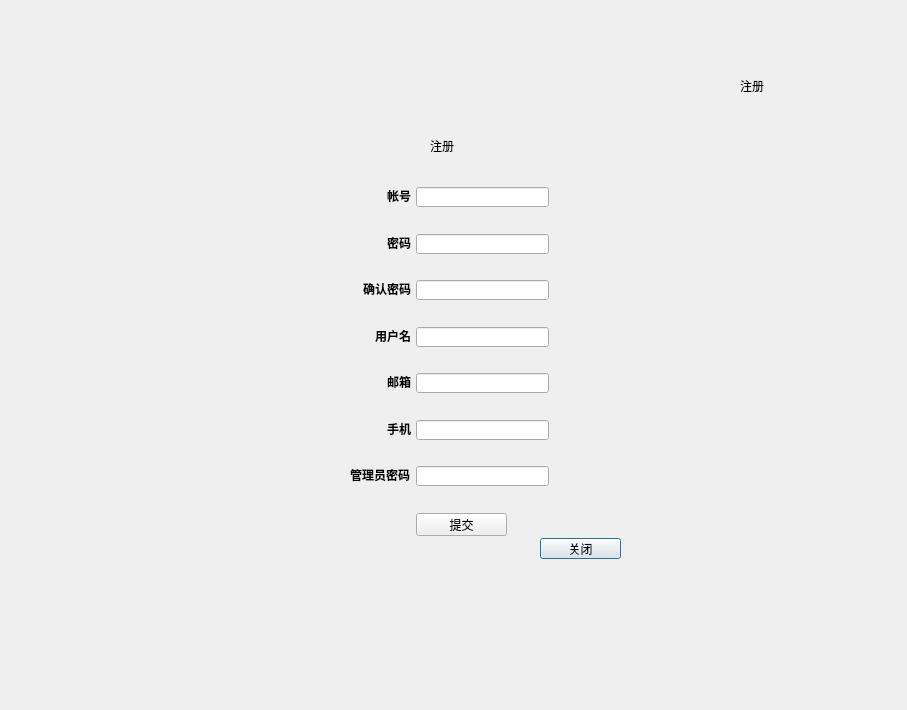
lwher/Library-System, file regist.ui: the form before one commit.
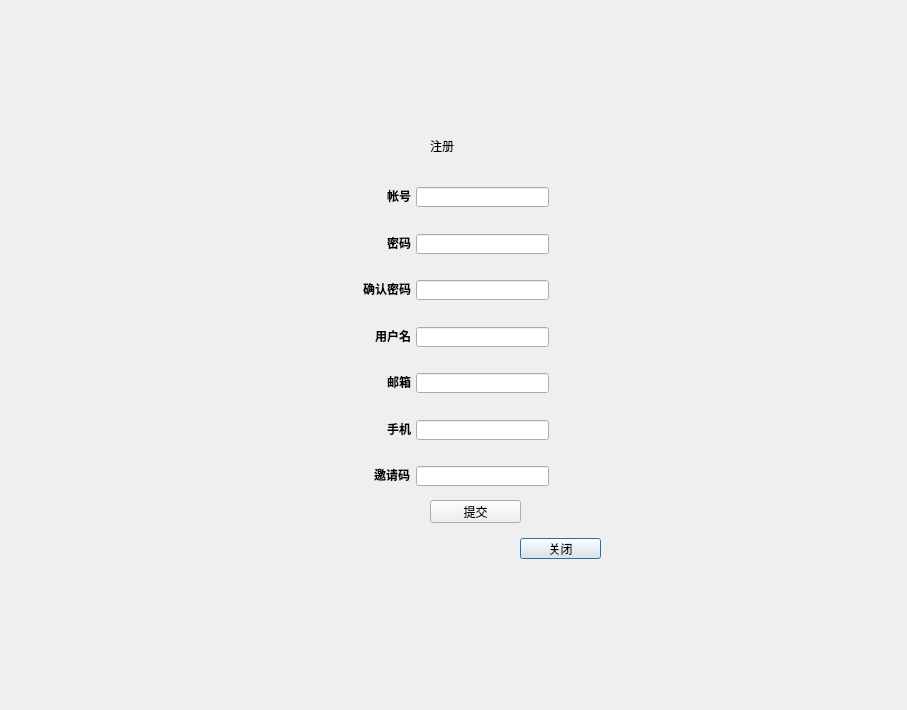
The form after the commit. Icons and pictures are not drawn.

```diff
--- a/regist.ui
+++ b/regist.ui
@@ -67,7 +67,7 @@
     <string notr="true">font: 75 9pt &quot;微软雅黑&quot;;</string>
    </property>
    <property name="text">
-    <string>&lt;html&gt;&lt;head/&gt;&lt;body&gt;&lt;p align=&quot;right&quot;&gt;&lt;span style=&quot; font-weight:600;&quot;&gt;管理员密码&lt;/span&gt;&lt;/p&gt;&lt;/body&gt;&lt;/html&gt;</string>
+    <string>&lt;html&gt;&lt;head/&gt;&lt;body&gt;&lt;p align=&quot;right&quot;&gt;&lt;span style=&quot; font-weight:600;&quot;&gt;邀请码&lt;/span&gt;&lt;/p&gt;&lt;/body&gt;&lt;/html&gt;</string>
    </property>
   </widget>
   <widget class="QLineEdit" name="admin_edit">
@@ -209,7 +209,7 @@
   <widget class="QPushButton" name="exit_but">
    <property name="geometry">
     <rect>
-     <x>540</x>
+     <x>520</x>
      <y>538</y>
      <width>81</width>
      <height>21</height>
@@ -222,8 +222,8 @@
   <widget class="QPushButton" name="submit_but">
    <property name="geometry">
     <rect>
-     <x>416</x>
-     <y>513</y>
+     <x>430</x>
+     <y>500</y>
      <width>91</width>
      <height>23</height>
     </rect>
@@ -261,12 +261,15 @@
   <widget class="QLabel" name="label_9">
    <property name="geometry">
     <rect>
-     <x>150</x>
-     <y>390</y>
+     <x>270</x>
+     <y>440</y>
      <width>111</width>
-     <height>211</height>
+     <height>141</height>
     </rect>
    </property>
+   <property name="styleSheet">
+    <string notr="true">border-image: url(:/new/prefix1/picture/33.png);</string>
+   </property>
    <property name="text">
     <string/>
    </property>
@@ -274,10 +277,10 @@
   <widget class="QLabel" name="label_8">
    <property name="geometry">
     <rect>
-     <x>280</x>
-     <y>-20</y>
-     <width>381</width>
-     <height>761</height>
+     <x>320</x>
+     <y>100</y>
+     <width>301</width>
+     <height>471</height>
     </rect>
    </property>
    <property name="styleSheet">
@@ -303,22 +306,6 @@
     <string>注册</string>
    </property>
   </widget>
-  <widget class="QLabel" name="label_11">
-   <property name="geometry">
-    <rect>
-     <x>740</x>
-     <y>60</y>
-     <width>71</width>
-     <height>51</height>
-    </rect>
-   </property>
-   <property name="styleSheet">
-    <string notr="true">font: 75 28pt &quot;微软雅黑&quot;;</string>
-   </property>
-   <property name="text">
-    <string>注册</string>
-   </property>
-  </widget>
   <zorder>label_8</zorder>
   <zorder>key_edit</zorder>
   <zorder>label_2</zorder>
```
Left out of the diff: 3 changed lines with no effect on the pictures.
